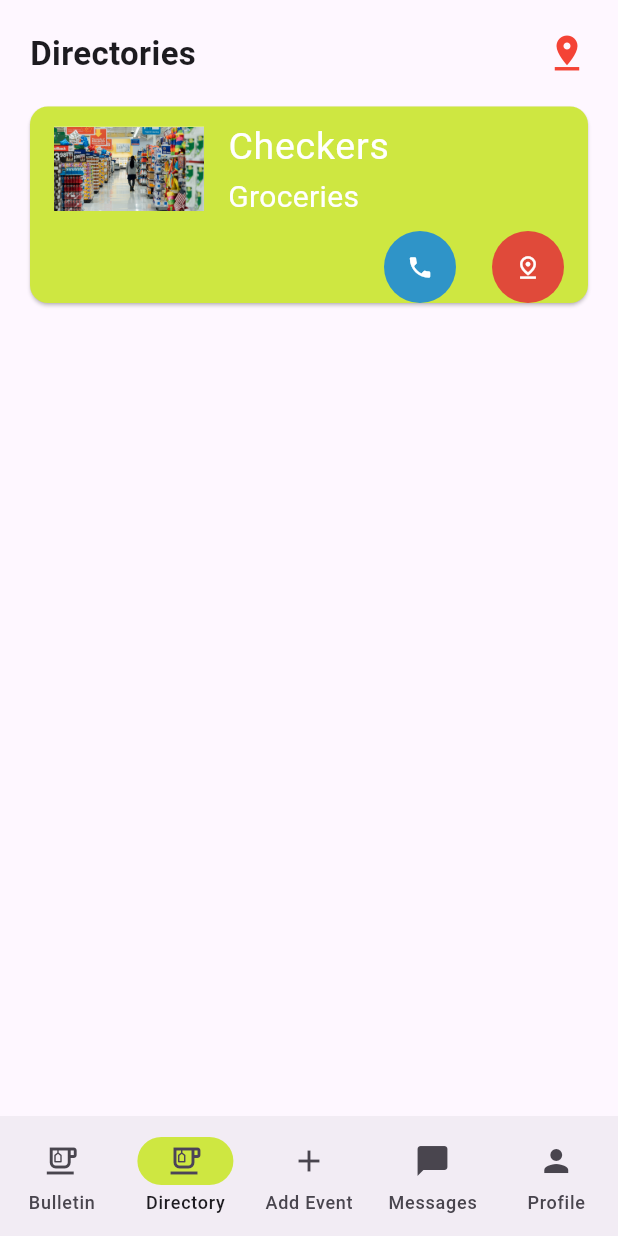
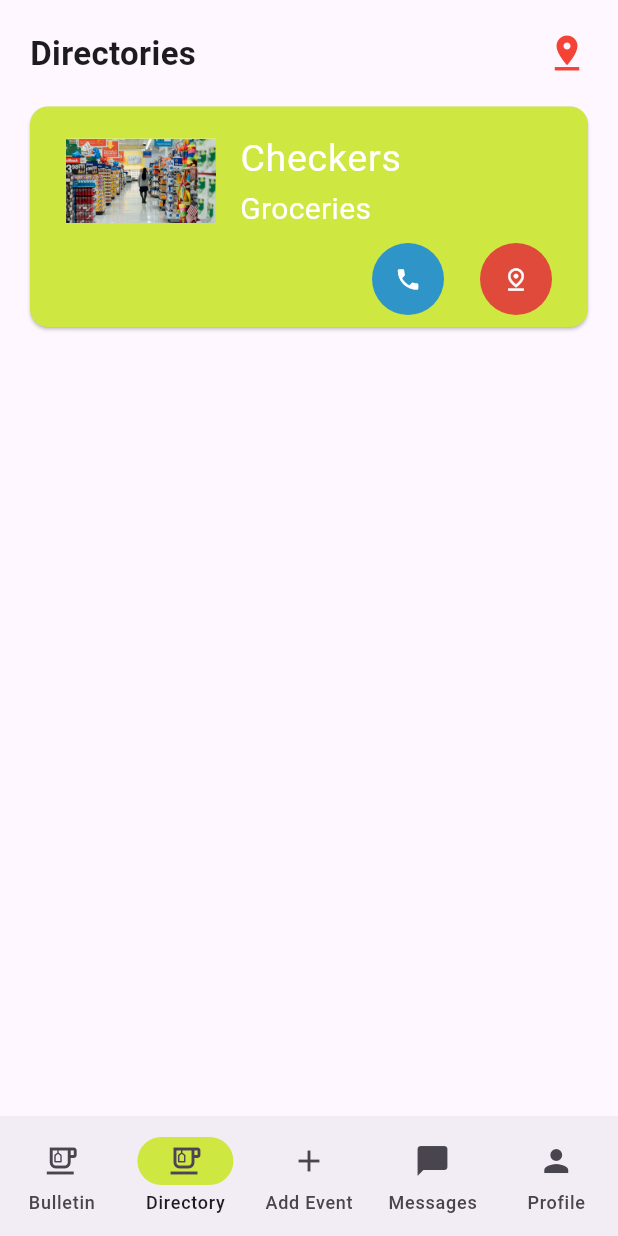
Before and after one commit to thato-codes-4-fun/CommunityHub, a Flutter app: the HomeScreen screen opened directly, item 2 of the bottom bar chosen, on a phone screen of 412 x 824 dp. Run offline on Flutter 3.47's test engine with Material 3 defaults, Android fonts, the phone set to English and light mode, and no system bars.

Commit message:
ui changes

```diff
--- a/lib/dummy_data/data.dart
+++ b/lib/dummy_data/data.dart
@@ -66,7 +66,7 @@
     {
       'title': 'Couples Night',
       'establishment': 'NewsCafe',
-      'image': 'assets/images/dancing.png',
+      'image': 'assets/images/pizza.jpg',
       'date': ['19 Decemeber 2023', '16h00 - 17h00'],
       'location': 'SunningHill Cherry Lane',
       'discription':
--- a/lib/widgets/business_card.dart
+++ b/lib/widgets/business_card.dart
@@ -17,6 +17,8 @@
         bottom: 10,
       ),
       color: greenColor,
+      child: Padding(
+        padding: const EdgeInsets.all(8.0),
         child: Column(
           mainAxisSize: MainAxisSize.min,
           children: <Widget>[
@@ -84,6 +86,7 @@
             ),
           ],
         ),
+      ),
     );
   }
 }
```
Also changed, not shown: lib/widgets/featured_event_box.dart (+10 -12 lines). Lines whose indentation alone changed are shown as unchanged.
